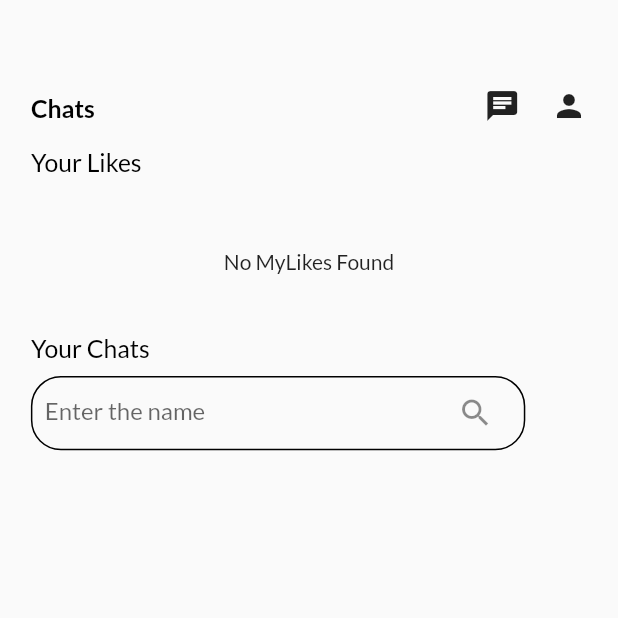
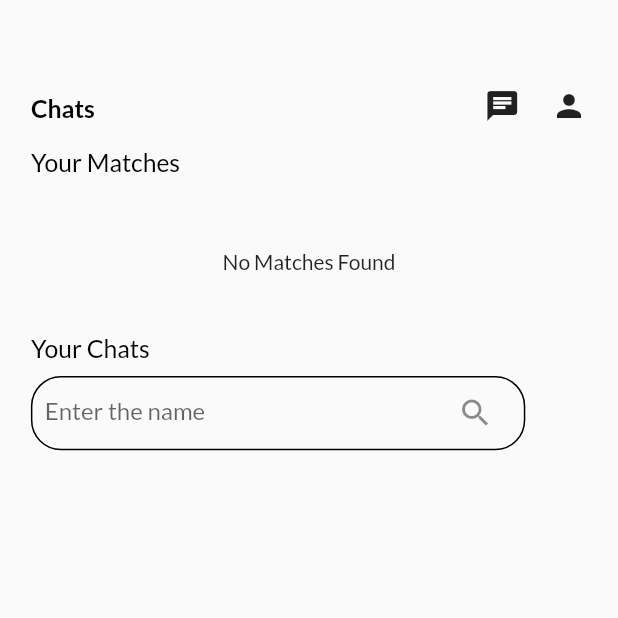
Before and after one commit to UP2014411/DOG_TINDER, a Flutter app: the UserListPage screen opened directly, on a phone screen of 412 x 824 dp, the top half of it. Run offline on Flutter 3.47's test engine with Material 2 defaults, Android fonts, the phone set to English and light mode, and no system bars; our stand-ins replace another_flushbar, cloud_firestore, equatable, firebase_core, firebase_storage, flutter_screenutil and 6 more; accounts and stored records are empty.

Commit message:
matches not likes

```diff
--- a/dog_tinder/lib/Home/pages/user.dart
+++ b/dog_tinder/lib/Home/pages/user.dart
@@ -91,7 +91,7 @@ class _UserListPageState extends State<UserListPage> {
                       crossAxisAlignment: CrossAxisAlignment.start,
                       children: [
                         Text(
-                          "Your Likes",
+                          "Your Matches",
                           style: TextStyle(
                             color: Colors.black,
                             fontSize: width * 0.04,
@@ -105,7 +105,7 @@ class _UserListPageState extends State<UserListPage> {
                             height: height,
                             width: width,
                             child: obj.allMylikes.isEmpty
-                                ? Center(child: Text('No MyLikes Found'))
+                                ? Center(child: Text('No Matches Found'))
                                 : ListView.builder(
                                     itemCount: obj.allMylikes.length,
                                     scrollDirection: Axis.horizontal,
```
